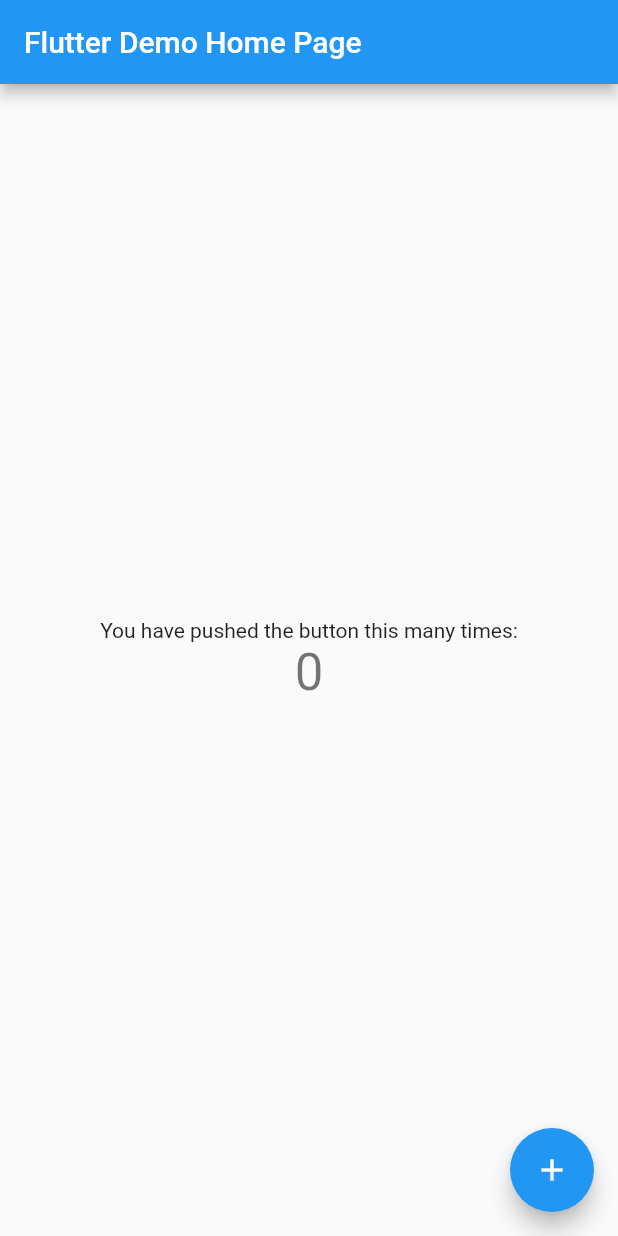
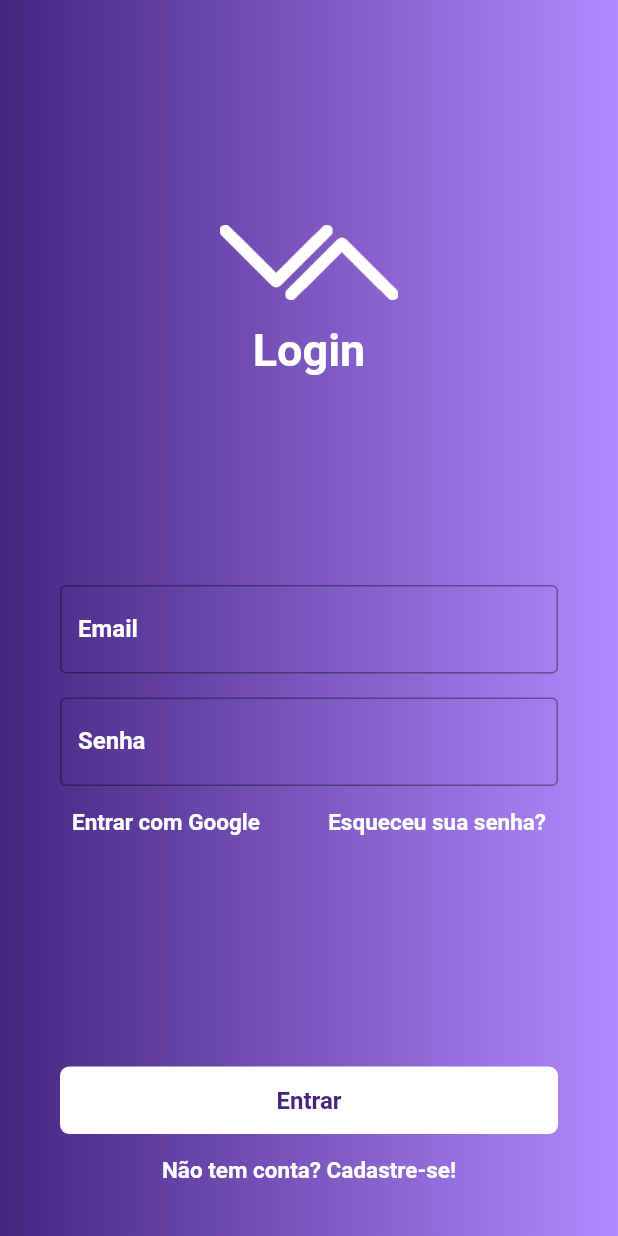
Before and after one commit to SamillyNunes/vup, a Flutter app: the screen it shows after launch, on a phone screen of 412 x 824 dp. Run offline on Flutter 3.47's test engine with Material 2 defaults, Android fonts, the phone set to English and light mode, and no system bars; our stand-ins replace sizer.

Commit message:
created auth_view

```diff
--- /dev/null
+++ b/lib/app_widget.dart
@@ -0,0 +1,23 @@
+import 'package:flutter/material.dart';
+import 'package:sizer/sizer.dart';
+
+import 'presentation/views/auth/auth_view.dart';
+
+class AppWidget extends StatelessWidget {
+  const AppWidget({Key? key}) : super(key: key);
+
+  @override
+  Widget build(BuildContext context) {
+    return Sizer(builder:
+        (BuildContext context, Orientation orientation, DeviceType deviceType) {
+      return MaterialApp(
+        debugShowCheckedModeBanner: false,
+        title: 'Vup',
+        theme: ThemeData(
+          primarySwatch: Colors.blue,
+        ),
+        home: const AuthView(),
+      );
+    });
+  }
+}
--- /dev/null
+++ b/lib/components/input_text_box_component.dart
@@ -0,0 +1,27 @@
+import 'package:flutter/material.dart';
+
+import 'package:vup/presentation/core/app_colors.dart';
+
+class InputTextBoxComponent extends StatelessWidget {
+  final String labelText;
+  const InputTextBoxComponent({
+    Key? key,
+    required this.labelText,
+  }) : super(key: key);
+
+  @override
+  Widget build(BuildContext context) {
+    return TextFormField(
+      style: const TextStyle(color: AppColors.white),
+      decoration: InputDecoration(
+        focusColor: Colors.white,
+        border: const OutlineInputBorder(),
+        labelText: labelText,
+        labelStyle: const TextStyle(
+          color: AppColors.white,
+          fontWeight: FontWeight.bold,
+        ),
+      ),
+    );
+  }
+}
--- /dev/null
+++ b/lib/components/text_button_component.dart
@@ -0,0 +1,26 @@
+import 'package:flutter/cupertino.dart';
+import 'package:flutter/material.dart';
+import 'package:vup/presentation/core/app_colors.dart';
+
+class TextButtonComponent extends StatelessWidget {
+  final String text;
+  final VoidCallback function;
+  const TextButtonComponent({
+    Key? key,
+    required this.text,
+    required this.function,
+  }) : super(key: key);
+
+  @override
+  Widget build(BuildContext context) {
+    return TextButton(
+        onPressed: function,
+        child: Text(
+          text,
+          style: const TextStyle(
+              color: AppColors.white,
+              fontWeight: FontWeight.bold,
+              fontSize: 15),
+        ));
+  }
+}
--- a/lib/main.dart
+++ b/lib/main.dart
@@ -1,115 +1,7 @@
 import 'package:flutter/material.dart';
 
+import 'app_widget.dart';
+
 void main() {
-  runApp(const MyApp());
+  runApp(const AppWidget());
 }
-
-class MyApp extends StatelessWidget {
-  const MyApp({Key? key}) : super(key: key);
-
-  // This widget is the root of your application.
-  @override
-  Widget build(BuildContext context) {
-    return MaterialApp(
-      title: 'Flutter Demo',
-      theme: ThemeData(
-        // This is the theme of your application.
-        //
-        // Try running your application with "flutter run". You'll see the
-        // application has a blue toolbar. Then, without quitting the app, try
-        // changing the primarySwatch below to Colors.green and then invoke
-        // "hot reload" (press "r" in the console where you ran "flutter run",
-        // or simply save your changes to "hot reload" in a Flutter IDE).
-        // Notice that the counter didn't reset back to zero; the application
-        // is not restarted.
-        primarySwatch: Colors.blue,
-      ),
-      home: const MyHomePage(title: 'Flutter Demo Home Page'),
-    );
-  }
-}
-
-class MyHomePage extends StatefulWidget {
-  const MyHomePage({Key? key, required this.title}) : super(key: key);
-
-  // This widget is the home page of your application. It is stateful, meaning
-  // that it has a State object (defined below) that contains fields that affect
-  // how it looks.
-
-  // This class is the configuration for the state. It holds the values (in this
-  // case the title) provided by the parent (in this case the App widget) and
-  // used by the build method of the State. Fields in a Widget subclass are
-  // always marked "final".
-
-  final String title;
-
-  @override
-  State<MyHomePage> createState() => _MyHomePageState();
-}
-
-class _MyHomePageState extends State<MyHomePage> {
-  int _counter = 0;
-
-  void _incrementCounter() {
-    setState(() {
-      // This call to setState tells the Flutter framework that something has
-      // changed in this State, which causes it to rerun the build method below
-      // so that the display can reflect the updated values. If we changed
-      // _counter without calling setState(), then the build method would not be
-      // called again, and so nothing would appear to happen.
-      _counter++;
-    });
-  }
-
-  @override
-  Widget build(BuildContext context) {
-    // This method is rerun every time setState is called, for instance as done
-    // by the _incrementCounter method above.
-    //
-    // The Flutter framework has been optimized to make rerunning build methods
-    // fast, so that you can just rebuild anything that needs updating rather
-    // than having to individually change instances of widgets.
-    return Scaffold(
-      appBar: AppBar(
-        // Here we take the value from the MyHomePage object that was created by
-        // the App.build method, and use it to set our appbar title.
-        title: Text(widget.title),
-      ),
-      body: Center(
-        // Center is a layout widget. It takes a single child and positions it
-        // in the middle of the parent.
-        child: Column(
-          // Column is also a layout widget. It takes a list of children and
-          // arranges them vertically. By default, it sizes itself to fit its
-          // children horizontally, and tries to be as tall as its parent.
-          //
-          // Invoke "debug painting" (press "p" in the console, choose the
-          // "Toggle Debug Paint" action from the Flutter Inspector in Android
-          // Studio, or the "Toggle Debug Paint" command in Visual Studio Code)
-          // to see the wireframe for each widget.
-          //
-          // Column has various properties to control how it sizes itself and
-          // how it positions its children. Here we use mainAxisAlignment to
-          // center the children vertically; the main axis here is the vertical
-          // axis because Columns are vertical (the cross axis would be
-          // horizontal).
-          mainAxisAlignment: MainAxisAlignment.center,
-          children: <Widget>[
-            const Text(
-              'You have pushed the button this many times:',
-            ),
-            Text(
-              '$_counter',
-              style: Theme.of(context).textTheme.headline4,
-            ),
-          ],
-        ),
-      ),
-      floatingActionButton: FloatingActionButton(
-        onPressed: _incrementCounter,
-        tooltip: 'Increment',
-        child: const Icon(Icons.add),
-      ), // This trailing comma makes auto-formatting nicer for build methods.
-    );
-  }
-}
--- a/lib/presentation/core/app_colors.dart
+++ b/lib/presentation/core/app_colors.dart
@@ -2,7 +2,7 @@ import 'package:flutter/material.dart';
 
 class AppColors {
   static const Color purpleMain = Color(0xFF452580);
-  static const Color purpleW100 = Color(0xFFB289FF);
+  static const Color purplew100 = Color(0xFFB289FF);
   static const Color purplew200 = Color(0xFF452580);
   static const Color purplew300 = Color(0xFF6E3BCC);
   static const Color purplew400 = Color(0xFF380F85);
--- /dev/null
+++ b/lib/presentation/views/auth/auth_view.dart
@@ -0,0 +1,102 @@
+import 'package:flutter/cupertino.dart';
+import 'package:flutter/material.dart';
+import 'package:sizer/sizer.dart';
+import 'package:vup/components/input_text_box_component.dart';
+import 'package:vup/components/text_button_component.dart';
+import 'package:vup/presentation/core/app_colors.dart';
+
+class AuthView extends StatelessWidget {
+  const AuthView({Key? key}) : super(key: key);
+
+  @override
+  Widget build(BuildContext context) {
+    return Scaffold(
+      resizeToAvoidBottomInset: false,
+      body: Container(
+        decoration: const BoxDecoration(
+          gradient: LinearGradient(
+            colors: [
+              AppColors.purpleMain,
+              AppColors.purplew100,
+            ],
+            begin: Alignment.topLeft,
+            end: Alignment.topRight,
+          ),
+        ),
+        child: Padding(
+          padding: const EdgeInsets.only(
+            left: 40.0,
+            right: 40.0,
+            bottom: 20,
+            top: 150,
+          ),
+          child: Column(
+            mainAxisAlignment: MainAxisAlignment.spaceBetween,
+            children: [
+              Column(
+                children: [
+                  Image.asset('assets/images/png/logo.png', height: 50),
+                  const Divider(color: Colors.transparent),
+                  const Text(
+                    'Login',
+                    style: TextStyle(
+                      color: AppColors.white,
+                      fontWeight: FontWeight.bold,
+                      fontSize: 30,
+                    ),
+                  ),
+                ],
+              ),
+              Column(
+                children: [
+                  const InputTextBoxComponent(labelText: 'Email'),
+                  const Divider(color: Colors.transparent),
+                  const InputTextBoxComponent(labelText: 'Senha'),
+                  Row(
+                    mainAxisAlignment: MainAxisAlignment.spaceBetween,
+                    children: [
+                      TextButtonComponent(
+                        text: 'Entrar com Google',
+                        function: () {},
+                      ),
+                      TextButtonComponent(
+                        text: 'Esqueceu sua senha?',
+                        function: () {},
+                      ),
+                    ],
+                  ),
+                ],
+              ),
+              Column(
+                children: [
+                  Container(
+                    decoration: BoxDecoration(
+                        color: AppColors.white,
+                        borderRadius: BorderRadius.circular(6)),
+                    height: 45,
+                    width: 95.w,
+                    child: TextButton(
+                      onPressed: () {},
+                      child: const Text(
+                        'Entrar',
+                        style: TextStyle(
+                          color: AppColors.purpleMain,
+                          fontWeight: FontWeight.bold,
+                          fontSize: 16,
+                        ),
+                      ),
+                    ),
+                  ),
+                  TextButtonComponent(
+                    text: 'Não tem conta? Cadastre-se!',
+                    function: () {},
+                  ),
+                ],
+              ),
+            ],
+          ),
+        ),
+      ),
+    );
+  }
+}
--- a/pubspec.yaml
+++ b/pubspec.yaml
@@ -34,6 +34,7 @@ dependencies:
   # The following adds the Cupertino Icons font to your application.
   # Use with the CupertinoIcons class for iOS style icons.
   cupertino_icons: ^1.0.2
+  sizer: ^2.0.15
 
 dev_dependencies:
   flutter_test:
@@ -58,8 +59,8 @@ flutter:
   uses-material-design: true
 
   # To add assets to your application, add an assets section, like this:
-  # assets:
-  #   - images/a_dot_burr.jpeg
+  assets:
+    - assets/images/png/
   #   - images/a_dot_ham.jpeg
 
   # An image asset can refer to one or more resolution-specific "variants", see
```
Also changed, not shown: pubspec.lock, 1 other file.
